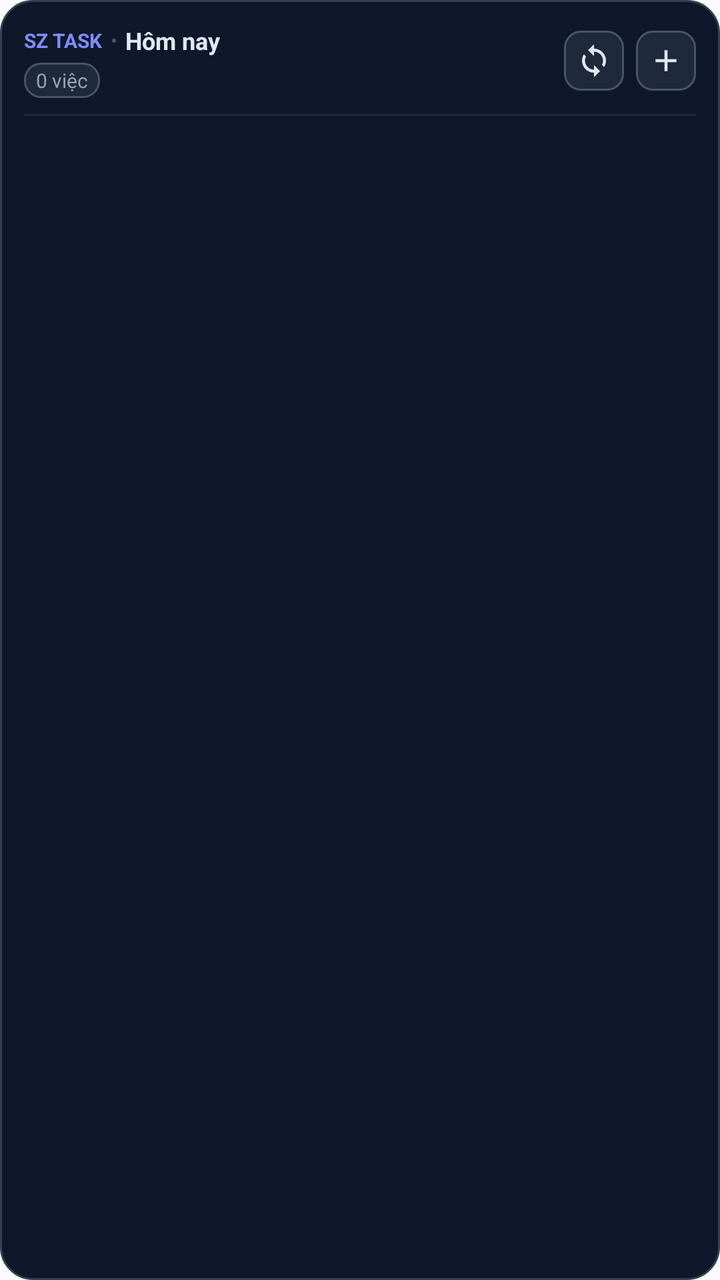
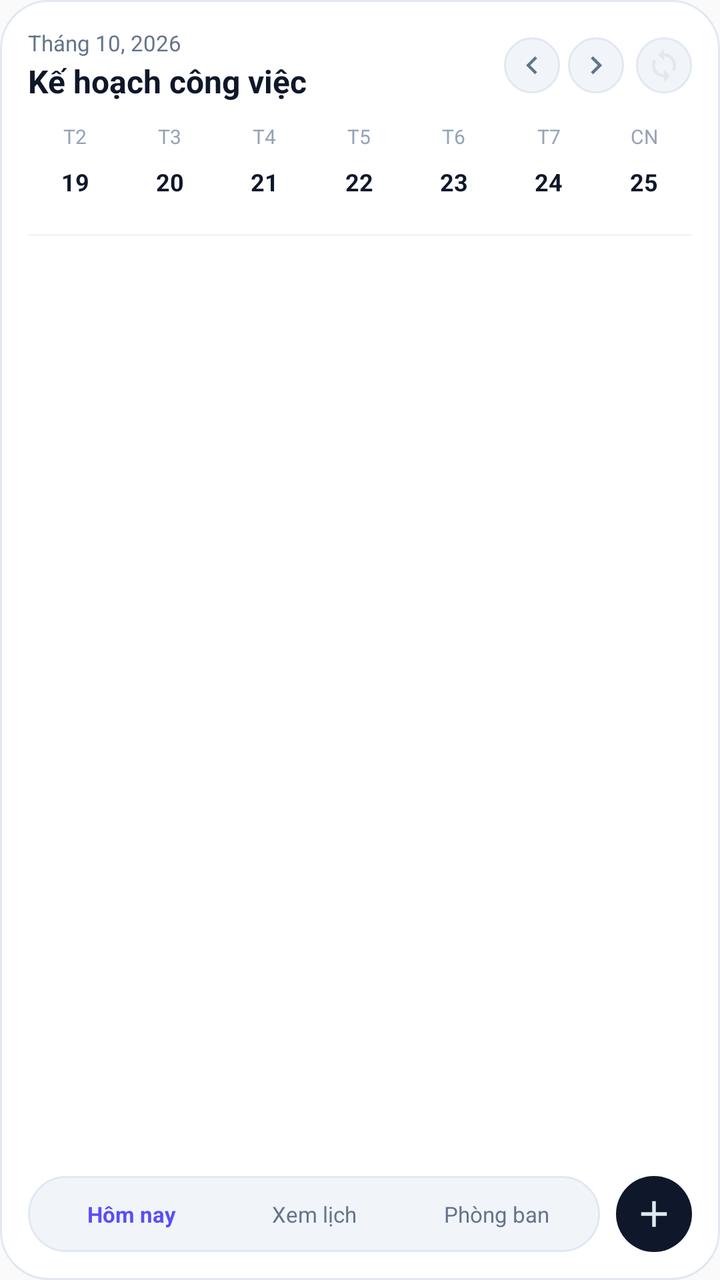

Before-and-after screenshots of an Android layout around one commit, followed by the original layout XML and the change that was made.
<!-- AndroidManifest.xml: application theme Theme.SeaZenTaskApp -->
<!-- res/layout/widget_seazen_task.xml -->
<?xml version="1.0" encoding="utf-8"?>
<LinearLayout xmlns:android="http://schemas.android.com/apk/res/android"
    android:id="@+id/widget_root"
    android:layout_width="match_parent"
    android:layout_height="match_parent"
    android:background="@drawable/widget_bg_card"
    android:orientation="vertical"
    android:padding="12dp">

    
    <LinearLayout
        android:layout_width="match_parent"
        android:layout_height="wrap_content"
        android:gravity="center_vertical"
        android:orientation="horizontal">

        <LinearLayout
            android:layout_width="0dp"
            android:layout_height="wrap_content"
            android:layout_weight="1"
            android:orientation="vertical">

            <LinearLayout
                android:layout_width="wrap_content"
                android:layout_height="wrap_content"
                android:gravity="center_vertical"
                android:orientation="horizontal">

                <TextView
                    android:layout_width="wrap_content"
                    android:layout_height="wrap_content"
                    android:text="SZ TASK"
                    android:textColor="#818CF8"
                    android:textSize="10sp"
                    android:textStyle="bold" />

                <TextView
                    android:layout_width="wrap_content"
                    android:layout_height="wrap_content"
                    android:paddingStart="4dp"
                    android:paddingEnd="4dp"
                    android:text="•"
                    android:textColor="#475569"
                    android:textSize="10sp" />

                <TextView
                    android:id="@+id/widget_header_date"
                    android:layout_width="wrap_content"
                    android:layout_height="wrap_content"
                    android:text="Hôm nay"
                    android:textColor="#E2E8F0"
                    android:textSize="12sp"
                    android:textStyle="bold" />
            </LinearLayout>

            <LinearLayout
                android:layout_width="wrap_content"
                android:layout_height="wrap_content"
                android:layout_marginTop="3dp"
                android:gravity="center_vertical"
                android:orientation="horizontal">

                <TextView
                    android:id="@+id/widget_badge_today"
                    android:layout_width="wrap_content"
                    android:layout_height="wrap_content"
                    android:background="@drawable/widget_btn_bg"
                    android:paddingStart="6dp"
                    android:paddingTop="2dp"
                    android:paddingEnd="6dp"
                    android:paddingBottom="2dp"
                    android:text="0 việc"
                    android:textColor="#94A3B8"
                    android:textSize="10sp" />

                <TextView
                    android:id="@+id/widget_badge_overdue"
                    android:layout_width="wrap_content"
                    android:layout_height="wrap_content"
                    android:layout_marginStart="6dp"
                    android:background="@drawable/widget_badge_red"
                    android:paddingStart="6dp"
                    android:paddingTop="2dp"
                    android:paddingEnd="6dp"
                    android:paddingBottom="2dp"
                    android:text="0 trễ hạn"
                    android:textColor="#FEE2E2"
                    android:textSize="10sp"
                    android:textStyle="bold"
                    android:visibility="gone" />
            </LinearLayout>
        </LinearLayout>

        
        <ImageButton
            android:id="@+id/widget_btn_refresh"
            android:layout_width="30dp"
            android:layout_height="30dp"
            android:background="@drawable/widget_btn_bg"
            android:contentDescription="Đồng bộ"
            android:padding="6dp"
            android:scaleType="fitCenter"
            android:src="@drawable/ic_widget_sync" />

        <ImageButton
            android:id="@+id/widget_btn_add"
            android:layout_width="30dp"
            android:layout_height="30dp"
            android:layout_marginStart="6dp"
            android:background="@drawable/widget_btn_bg"
            android:contentDescription="Tạo việc mới"
            android:padding="6dp"
            android:scaleType="fitCenter"
            android:src="@drawable/ic_widget_add" />
    </LinearLayout>

    <FrameLayout
        android:layout_width="match_parent"
        android:layout_height="1dp"
        android:layout_marginTop="8dp"
        android:layout_marginBottom="8dp"
        android:background="#1E293B" />

    
    <FrameLayout
        android:layout_width="match_parent"
        android:layout_height="0dp"
        android:layout_weight="1">

        <ListView
            android:id="@+id/widget_task_list"
            android:layout_width="match_parent"
            android:layout_height="match_parent"
            android:divider="@null"
            android:dividerHeight="0dp" />

        <TextView
            android:id="@+id/widget_empty_view"
            android:layout_width="match_parent"
            android:layout_height="match_parent"
            android:gravity="center"
            android:lineSpacingExtra="3dp"
            android:text="Đã hoàn thành tất cả công việc hôm nay\nNhấn + để thêm việc mới"
            android:textColor="#64748B"
            android:textSize="12sp"
            android:visibility="gone" />
    </FrameLayout>
</LinearLayout>
<!-- resources referenced by this layout -->
<resources>
  <!-- drawable ic_widget_add (drawable) -->
  <vector xmlns:android="http://schemas.android.com/apk/res/android"
      android:width="20dp"
      android:height="20dp"
      android:viewportWidth="24"
      android:viewportHeight="24">
      <path
          android:fillColor="#E2E8F0"
          android:pathData="M19,13h-6v6h-2v-6H5v-2h6V5h2v6h6v2z" />
  </vector>
  <!-- drawable ic_widget_sync (drawable) -->
  <vector xmlns:android="http://schemas.android.com/apk/res/android"
      android:width="20dp"
      android:height="20dp"
      android:viewportWidth="24"
      android:viewportHeight="24">
      <path
          android:fillColor="#E2E8F0"
          android:pathData="M12,4V1L8,5l4,4V6c3.31,0 6,2.69 6,6 0,1.01 -0.25,1.97 -0.7,2.8l1.46,1.46C19.54,15.03 20,13.57 20,12c0,-4.42 -3.58,-8 -8,-8zm0,14c-3.31,0 -6,-2.69 -6,-6 0,-1.01 0.25,-1.97 0.7,-2.8L5.24,7.74C4.46,8.97 4,10.43 4,12c0,4.42 3.58,8 8,8v3l4,-4 -4,-4v3z" />
  </vector>
  <!-- drawable widget_badge_red (drawable) -->
  <?xml version="1.0" encoding="utf-8"?>
  <shape xmlns:android="http://schemas.android.com/apk/res/android"
      android:shape="rectangle">
      <solid android:color="#7F1D1D" />
      <corners android:radius="4dp" />
      <stroke
          android:width="1dp"
          android:color="#DC2626" />
  </shape>
  <!-- drawable widget_bg_card (drawable) -->
  <?xml version="1.0" encoding="utf-8"?>
  <shape xmlns:android="http://schemas.android.com/apk/res/android"
      android:shape="rectangle">
      <solid android:color="#0F172A" />
      <corners android:radius="16dp" />
      <stroke
          android:width="1dp"
          android:color="#334155" />
  </shape>
  <!-- drawable widget_btn_bg (drawable) -->
  <?xml version="1.0" encoding="utf-8"?>
  <shape xmlns:android="http://schemas.android.com/apk/res/android"
      android:shape="rectangle">
      <solid android:color="#1E293B" />
      <corners android:radius="8dp" />
      <stroke
          android:width="1dp"
          android:color="#475569" />
  </shape>
  <style name="Theme.SeaZenTaskApp" parent="android:Theme.Material.Light.NoActionBar" />
</resources>

<!-- the commit's change to res/layout/widget_seazen_task.xml (unified diff, before → after) -->
@@ -3,9 +3,9 @@
     android:id="@+id/widget_root"
     android:layout_width="match_parent"
     android:layout_height="match_parent"
-    android:background="@drawable/widget_bg_card"
+    android:background="@drawable/widget_white_card_bg"
     android:orientation="vertical"
-    android:padding="12dp">
+    android:padding="14dp">
 
     
     <LinearLayout
@@ -20,106 +20,342 @@
             android:layout_weight="1"
             android:orientation="vertical">
 
-            <LinearLayout
-                android:layout_width="wrap_content"
-                android:layout_height="wrap_content"
-                android:gravity="center_vertical"
-                android:orientation="horizontal">
-
-                <TextView
-                    android:layout_width="wrap_content"
-                    android:layout_height="wrap_content"
-                    android:text="SZ TASK"
-                    android:textColor="#818CF8"
-                    android:textSize="10sp"
-                    android:textStyle="bold" />
-
-                <TextView
-                    android:layout_width="wrap_content"
-                    android:layout_height="wrap_content"
-                    android:paddingStart="4dp"
-                    android:paddingEnd="4dp"
-                    android:text="•"
-                    android:textColor="#475569"
-                    android:textSize="10sp" />
-
-                <TextView
-                    android:id="@+id/widget_header_date"
-                    android:layout_width="wrap_content"
-                    android:layout_height="wrap_content"
-                    android:text="Hôm nay"
-                    android:textColor="#E2E8F0"
-                    android:textSize="12sp"
-                    android:textStyle="bold" />
-            </LinearLayout>
-
-            <LinearLayout
-                android:layout_width="wrap_content"
-                android:layout_height="wrap_content"
-                android:layout_marginTop="3dp"
-                android:gravity="center_vertical"
-                android:orientation="horizontal">
-
-                <TextView
-                    android:id="@+id/widget_badge_today"
-                    android:layout_width="wrap_content"
-                    android:layout_height="wrap_content"
-                    android:background="@drawable/widget_btn_bg"
-                    android:paddingStart="6dp"
-                    android:paddingTop="2dp"
-                    android:paddingEnd="6dp"
-                    android:paddingBottom="2dp"
-                    android:text="0 việc"
-                    android:textColor="#94A3B8"
-                    android:textSize="10sp" />
-
-                <TextView
-                    android:id="@+id/widget_badge_overdue"
-                    android:layout_width="wrap_content"
-                    android:layout_height="wrap_content"
-                    android:layout_marginStart="6dp"
-                    android:background="@drawable/widget_badge_red"
-                    android:paddingStart="6dp"
-                    android:paddingTop="2dp"
-                    android:paddingEnd="6dp"
-                    android:paddingBottom="2dp"
-                    android:text="0 trễ hạn"
-                    android:textColor="#FEE2E2"
-                    android:textSize="10sp"
-                    android:textStyle="bold"
-                    android:visibility="gone" />
-            </LinearLayout>
-        </LinearLayout>
-
-        
-        <ImageButton
-            android:id="@+id/widget_btn_refresh"
-            android:layout_width="30dp"
-            android:layout_height="30dp"
-            android:background="@drawable/widget_btn_bg"
-            android:contentDescription="Đồng bộ"
-            android:padding="6dp"
-            android:scaleType="fitCenter"
-            android:src="@drawable/ic_widget_sync" />
-
-        <ImageButton
-            android:id="@+id/widget_btn_add"
-            android:layout_width="30dp"
-            android:layout_height="30dp"
-            android:layout_marginStart="6dp"
-            android:background="@drawable/widget_btn_bg"
-            android:contentDescription="Tạo việc mới"
-            android:padding="6dp"
-            android:scaleType="fitCenter"
-            android:src="@drawable/ic_widget_add" />
+            <TextView
+                android:id="@+id/widget_header_subtitle"
+                android:layout_width="wrap_content"
+                android:layout_height="wrap_content"
+                android:text="Tháng 10, 2026"
+                android:textColor="#64748B"
+                android:textSize="11sp" />
+
+            <TextView
+                android:id="@+id/widget_header_greeting"
+                android:layout_width="wrap_content"
+                android:layout_height="wrap_content"
+                android:layout_marginTop="1dp"
+                android:text="Kế hoạch công việc"
+                android:textColor="#0F172A"
+                android:textSize="16sp"
+                android:textStyle="bold" />
+        </LinearLayout>
+
+        
+        <LinearLayout
+            android:layout_width="wrap_content"
+            android:layout_height="wrap_content"
+            android:gravity="center_vertical"
+            android:orientation="horizontal">
+
+            <ImageButton
+                android:id="@+id/widget_btn_prev_week"
+                android:layout_width="28dp"
+                android:layout_height="28dp"
+                android:background="@drawable/widget_bottom_pill_bg"
+                android:contentDescription="Tuần trước"
+                android:padding="5dp"
+                android:scaleType="fitCenter"
+                android:src="@drawable/ic_widget_chevron_left" />
+
+            <ImageButton
+                android:id="@+id/widget_btn_next_week"
+                android:layout_width="28dp"
+                android:layout_height="28dp"
+                android:layout_marginStart="4dp"
+                android:background="@drawable/widget_bottom_pill_bg"
+                android:contentDescription="Tuần sau"
+                android:padding="5dp"
+                android:scaleType="fitCenter"
+                android:src="@drawable/ic_widget_chevron_right" />
+
+            <ImageButton
+                android:id="@+id/widget_btn_refresh"
+                android:layout_width="28dp"
+                android:layout_height="28dp"
+                android:layout_marginStart="6dp"
+                android:background="@drawable/widget_bottom_pill_bg"
+                android:contentDescription="Đồng bộ"
+                android:padding="5dp"
+                android:scaleType="fitCenter"
+                android:src="@drawable/ic_widget_sync" />
+        </LinearLayout>
+    </LinearLayout>
+
+    
+    <LinearLayout
+        android:id="@+id/widget_calendar_strip"
+        android:layout_width="match_parent"
+        android:layout_height="wrap_content"
+        android:layout_marginTop="10dp"
+        android:layout_marginBottom="6dp"
+        android:gravity="center_vertical"
+        android:orientation="horizontal"
+        android:weightSum="7">
+
+        
+        <LinearLayout
+            android:id="@+id/widget_day_col_0"
+            android:layout_width="0dp"
+            android:layout_height="wrap_content"
+            android:layout_weight="1"
+            android:gravity="center"
+            android:orientation="vertical">
+
+            <TextView
+                android:id="@+id/widget_day_name_0"
+                android:layout_width="wrap_content"
+                android:layout_height="wrap_content"
+                android:text="T2"
+                android:textColor="#94A3B8"
+                android:textSize="10sp" />
+
+            <TextView
+                android:id="@+id/widget_day_num_0"
+                android:layout_width="28dp"
+                android:layout_height="28dp"
+                android:layout_marginTop="2dp"
+                android:gravity="center"
+                android:text="19"
+                android:textColor="#0F172A"
+                android:textSize="12sp"
+                android:textStyle="bold" />
+
+            <ImageView
+                android:id="@+id/widget_day_dot_0"
+                android:layout_width="4dp"
+                android:layout_height="4dp"
+                android:layout_marginTop="2dp"
+                android:src="@drawable/widget_day_dot"
+                android:visibility="invisible" />
+        </LinearLayout>
+
+        
+        <LinearLayout
+            android:id="@+id/widget_day_col_1"
+            android:layout_width="0dp"
+            android:layout_height="wrap_content"
+            android:layout_weight="1"
+            android:gravity="center"
+            android:orientation="vertical">
+
+            <TextView
+                android:id="@+id/widget_day_name_1"
+                android:layout_width="wrap_content"
+                android:layout_height="wrap_content"
+                android:text="T3"
+                android:textColor="#94A3B8"
+                android:textSize="10sp" />
+
+            <TextView
+                android:id="@+id/widget_day_num_1"
+                android:layout_width="28dp"
+                android:layout_height="28dp"
+                android:layout_marginTop="2dp"
+                android:gravity="center"
+                android:text="20"
+                android:textColor="#0F172A"
+                android:textSize="12sp"
+                android:textStyle="bold" />
+
+            <ImageView
+                android:id="@+id/widget_day_dot_1"
+                android:layout_width="4dp"
+                android:layout_height="4dp"
+                android:layout_marginTop="2dp"
+                android:src="@drawable/widget_day_dot"
+                android:visibility="invisible" />
+        </LinearLayout>
+
+        
+        <LinearLayout
+            android:id="@+id/widget_day_col_2"
+            android:layout_width="0dp"
+            android:layout_height="wrap_content"
+            android:layout_weight="1"
+            android:gravity="center"
+            android:orientation="vertical">
+
+            <TextView
+                android:id="@+id/widget_day_name_2"
+                android:layout_width="wrap_content"
+                android:layout_height="wrap_content"
+                android:text="T4"
+                android:textColor="#94A3B8"
+                android:textSize="10sp" />
+
+            <TextView
+                android:id="@+id/widget_day_num_2"
+                android:layout_width="28dp"
+                android:layout_height="28dp"
+                android:layout_marginTop="2dp"
+                android:gravity="center"
+                android:text="21"
+                android:textColor="#0F172A"
+                android:textSize="12sp"
+                android:textStyle="bold" />
+
+            <ImageView
+                android:id="@+id/widget_day_dot_2"
+                android:layout_width="4dp"
+                android:layout_height="4dp"
+                android:layout_marginTop="2dp"
+                android:src="@drawable/widget_day_dot"
+                android:visibility="invisible" />
+        </LinearLayout>
+
+        
+        <LinearLayout
+            android:id="@+id/widget_day_col_3"
+            android:layout_width="0dp"
+            android:layout_height="wrap_content"
+            android:layout_weight="1"
+            android:gravity="center"
+            android:orientation="vertical">
+
+            <TextView
+                android:id="@+id/widget_day_name_3"
+                android:layout_width="wrap_content"
+                android:layout_height="wrap_content"
+                android:text="T5"
+                android:textColor="#94A3B8"
+                android:textSize="10sp" />
+
+            <TextView
+                android:id="@+id/widget_day_num_3"
+                android:layout_width="28dp"
+                android:layout_height="28dp"
+                android:layout_marginTop="2dp"
+                android:gravity="center"
+                android:text="22"
+                android:textColor="#0F172A"
+                android:textSize="12sp"
+                android:textStyle="bold" />
+
+            <ImageView
+                android:id="@+id/widget_day_dot_3"
+                android:layout_width="4dp"
+                android:layout_height="4dp"
+                android:layout_marginTop="2dp"
+                android:src="@drawable/widget_day_dot"
+                android:visibility="invisible" />
+        </LinearLayout>
+
+        
+        <LinearLayout
+            android:id="@+id/widget_day_col_4"
+            android:layout_width="0dp"
+            android:layout_height="wrap_content"
+            android:layout_weight="1"
+            android:gravity="center"
+            android:orientation="vertical">
+
+            <TextView
+                android:id="@+id/widget_day_name_4"
+                android:layout_width="wrap_content"
+                android:layout_height="wrap_content"
+                android:text="T6"
+                android:textColor="#94A3B8"
+                android:textSize="10sp" />
+
+            <TextView
+                android:id="@+id/widget_day_num_4"
+                android:layout_width="28dp"
+                android:layout_height="28dp"
+                android:layout_marginTop="2dp"
+                android:gravity="center"
+                android:text="23"
+                android:textColor="#0F172A"
+                android:textSize="12sp"
+                android:textStyle="bold" />
+
+            <ImageView
+                android:id="@+id/widget_day_dot_4"
+                android:layout_width="4dp"
+                android:layout_height="4dp"
+                android:layout_marginTop="2dp"
+                android:src="@drawable/widget_day_dot"
+                android:visibility="invisible" />
+        </LinearLayout>
+
+        
+        <LinearLayout
+            android:id="@+id/widget_day_col_5"
+            android:layout_width="0dp"
+            android:layout_height="wrap_content"
+            android:layout_weight="1"
+            android:gravity="center"
+            android:orientation="vertical">
+
+            <TextView
+                android:id="@+id/widget_day_name_5"
+                android:layout_width="wrap_content"
+                android:layout_height="wrap_content"
+                android:text="T7"
+                android:textColor="#94A3B8"
+                android:textSize="10sp" />
+
+            <TextView
+                android:id="@+id/widget_day_num_5"
+                android:layout_width="28dp"
+                android:layout_height="28dp"
+                android:layout_marginTop="2dp"
+                android:gravity="center"
+                android:text="24"
+                android:textColor="#0F172A"
+                android:textSize="12sp"
+                android:textStyle="bold" />
+
+            <ImageView
+                android:id="@+id/widget_day_dot_5"
+                android:layout_width="4dp"
+                android:layout_height="4dp"
+                android:layout_marginTop="2dp"
+                android:src="@drawable/widget_day_dot"
+                android:visibility="invisible" />
+        </LinearLayout>
+
+        
+        <LinearLayout
+            android:id="@+id/widget_day_col_6"
+            android:layout_width="0dp"
+            android:layout_height="wrap_content"
+            android:layout_weight="1"
+            android:gravity="center"
+            android:orientation="vertical">
+
+            <TextView
+                android:id="@+id/widget_day_name_6"
+                android:layout_width="wrap_content"
+                android:layout_height="wrap_content"
+                android:text="CN"
+                android:textColor="#94A3B8"
+                android:textSize="10sp" />
+
+            <TextView
+                android:id="@+id/widget_day_num_6"
+                android:layout_width="28dp"
+                android:layout_height="28dp"
+                android:layout_marginTop="2dp"
+                android:gravity="center"
+                android:text="25"
+                android:textColor="#0F172A"
+                android:textSize="12sp"
+                android:textStyle="bold" />
+
+            <ImageView
+                android:id="@+id/widget_day_dot_6"
+                android:layout_width="4dp"
+                android:layout_height="4dp"
+                android:layout_marginTop="2dp"
+                android:src="@drawable/widget_day_dot"
+                android:visibility="invisible" />
+        </LinearLayout>
     </LinearLayout>
 
     <FrameLayout
         android:layout_width="match_parent"
         android:layout_height="1dp"
-        android:layout_marginTop="8dp"
-        android:layout_marginBottom="8dp"
-        android:background="#1E293B" />
+        android:layout_marginBottom="6dp"
+        android:background="#F1F5F9" />
 
     
     <FrameLayout
@@ -140,9 +376,74 @@
             android:layout_height="match_parent"
             android:gravity="center"
             android:lineSpacingExtra="3dp"
-            android:text="Đã hoàn thành tất cả công việc hôm nay\nNhấn + để thêm việc mới"
-            android:textColor="#64748B"
+            android:text="Không có công việc nào trong ngày này\nNhấn + để thêm nhiệm vụ mới"
+            android:textColor="#94A3B8"
             android:textSize="12sp"
             android:visibility="gone" />
     </FrameLayout>
+
+    
+    <LinearLayout
+        android:layout_width="match_parent"
+        android:layout_height="wrap_content"
+        android:layout_marginTop="8dp"
+        android:gravity="center_vertical"
+        android:orientation="horizontal">
+
+        
+        <LinearLayout
+            android:id="@+id/widget_bottom_pill"
+            android:layout_width="0dp"
+            android:layout_height="38dp"
+            android:layout_marginEnd="8dp"
+            android:layout_weight="1"
+            android:background="@drawable/widget_bottom_pill_bg"
+            android:gravity="center_vertical"
+            android:orientation="horizontal"
+            android:paddingStart="6dp"
+            android:paddingEnd="6dp">
+
+            <TextView
+                android:id="@+id/widget_btn_today_reset"
+                android:layout_width="0dp"
+                android:layout_height="match_parent"
+                android:layout_weight="1"
+                android:gravity="center"
+                android:text="Hôm nay"
+                android:textColor="#5B4DF6"
+                android:textSize="11sp"
+                android:textStyle="bold" />
+
+            <TextView
+                android:id="@+id/widget_nav_calendar"
+                android:layout_width="0dp"
+                android:layout_height="match_parent"
+                android:layout_weight="1"
+                android:gravity="center"
+                android:text="Xem lịch"
+                android:textColor="#64748B"
+                android:textSize="11sp" />
+
+            <TextView
+                android:id="@+id/widget_nav_dept"
+                android:layout_width="0dp"
+                android:layout_height="match_parent"
+                android:layout_weight="1"
+                android:gravity="center"
+                android:text="Phòng ban"
+                android:textColor="#64748B"
+                android:textSize="11sp" />
+        </LinearLayout>
+
+        
+        <ImageButton
+            android:id="@+id/widget_btn_add"
+            android:layout_width="38dp"
+            android:layout_height="38dp"
+            android:background="@drawable/widget_btn_add_circle"
+            android:contentDescription="Thêm việc mới"
+            android:padding="8dp"
+            android:scaleType="fitCenter"
+            android:src="@drawable/ic_widget_add" />
+    </LinearLayout>
 </LinearLayout>
<!-- resource entries referenced after the edit -->
@@ -10,6 +10,26 @@
           android:fillColor="#E2E8F0"
           android:pathData="M19,13h-6v6h-2v-6H5v-2h6V5h2v6h6v2z" />
   </vector>
+  <!-- drawable ic_widget_chevron_left (drawable) -->
+  <vector xmlns:android="http://schemas.android.com/apk/res/android"
+      android:width="18dp"
+      android:height="18dp"
+      android:viewportWidth="24"
+      android:viewportHeight="24">
+      <path
+          android:fillColor="#64748B"
+          android:pathData="M15.41,7.41L14,6l-6,6 6,6 1.41,-1.41L10.83,12z" />
+  </vector>
+  <!-- drawable ic_widget_chevron_right (drawable) -->
+  <vector xmlns:android="http://schemas.android.com/apk/res/android"
+      android:width="18dp"
+      android:height="18dp"
+      android:viewportWidth="24"
+      android:viewportHeight="24">
+      <path
+          android:fillColor="#64748B"
+          android:pathData="M10,6L8.59,7.41 13.17,12l-4.58,4.59L10,18l6,-6z" />
+  </vector>
   <!-- drawable ic_widget_sync (drawable) -->
   <vector xmlns:android="http://schemas.android.com/apk/res/android"
       android:width="20dp"
@@ -20,35 +40,43 @@
           android:fillColor="#E2E8F0"
           android:pathData="M12,4V1L8,5l4,4V6c3.31,0 6,2.69 6,6 0,1.01 -0.25,1.97 -0.7,2.8l1.46,1.46C19.54,15.03 20,13.57 20,12c0,-4.42 -3.58,-8 -8,-8zm0,14c-3.31,0 -6,-2.69 -6,-6 0,-1.01 0.25,-1.97 0.7,-2.8L5.24,7.74C4.46,8.97 4,10.43 4,12c0,4.42 3.58,8 8,8v3l4,-4 -4,-4v3z" />
   </vector>
-  <!-- drawable widget_badge_red (drawable) -->
+  <!-- drawable widget_bottom_pill_bg (drawable) -->
   <?xml version="1.0" encoding="utf-8"?>
   <shape xmlns:android="http://schemas.android.com/apk/res/android"
       android:shape="rectangle">
-      <solid android:color="#7F1D1D" />
-      <corners android:radius="4dp" />
+      <solid android:color="#F1F5F9" />
+      <corners android:radius="20dp" />
       <stroke
           android:width="1dp"
-          android:color="#DC2626" />
+          android:color="#E2E8F0" />
   </shape>
-  <!-- drawable widget_bg_card (drawable) -->
+  <!-- drawable widget_btn_add_circle (drawable) -->
+  <?xml version="1.0" encoding="utf-8"?>
+  <shape xmlns:android="http://schemas.android.com/apk/res/android"
+      android:shape="oval">
+      <solid android:color="#0F172A" />
+      <size
+          android:width="38dp"
+          android:height="38dp" />
+  </shape>
+  <!-- drawable widget_day_dot (drawable) -->
+  <?xml version="1.0" encoding="utf-8"?>
+  <shape xmlns:android="http://schemas.android.com/apk/res/android"
+      android:shape="oval">
+      <solid android:color="#5B4DF6" />
+      <size
+          android:width="4dp"
+          android:height="4dp" />
+  </shape>
+  <!-- drawable widget_white_card_bg (drawable) -->
   <?xml version="1.0" encoding="utf-8"?>
   <shape xmlns:android="http://schemas.android.com/apk/res/android"
       android:shape="rectangle">
-      <solid android:color="#0F172A" />
-      <corners android:radius="16dp" />
+      <solid android:color="#FFFFFF" />
+      <corners android:radius="24dp" />
       <stroke
           android:width="1dp"
-          android:color="#334155" />
-  </shape>
-  <!-- drawable widget_btn_bg (drawable) -->
-  <?xml version="1.0" encoding="utf-8"?>
-  <shape xmlns:android="http://schemas.android.com/apk/res/android"
-      android:shape="rectangle">
-      <solid android:color="#1E293B" />
-      <corners android:radius="8dp" />
-      <stroke
-          android:width="1dp"
-          android:color="#475569" />
+          android:color="#E2E8F0" />
   </shape>
   <style name="Theme.SeaZenTaskApp" parent="android:Theme.Material.Light.NoActionBar" />
 </resources>
